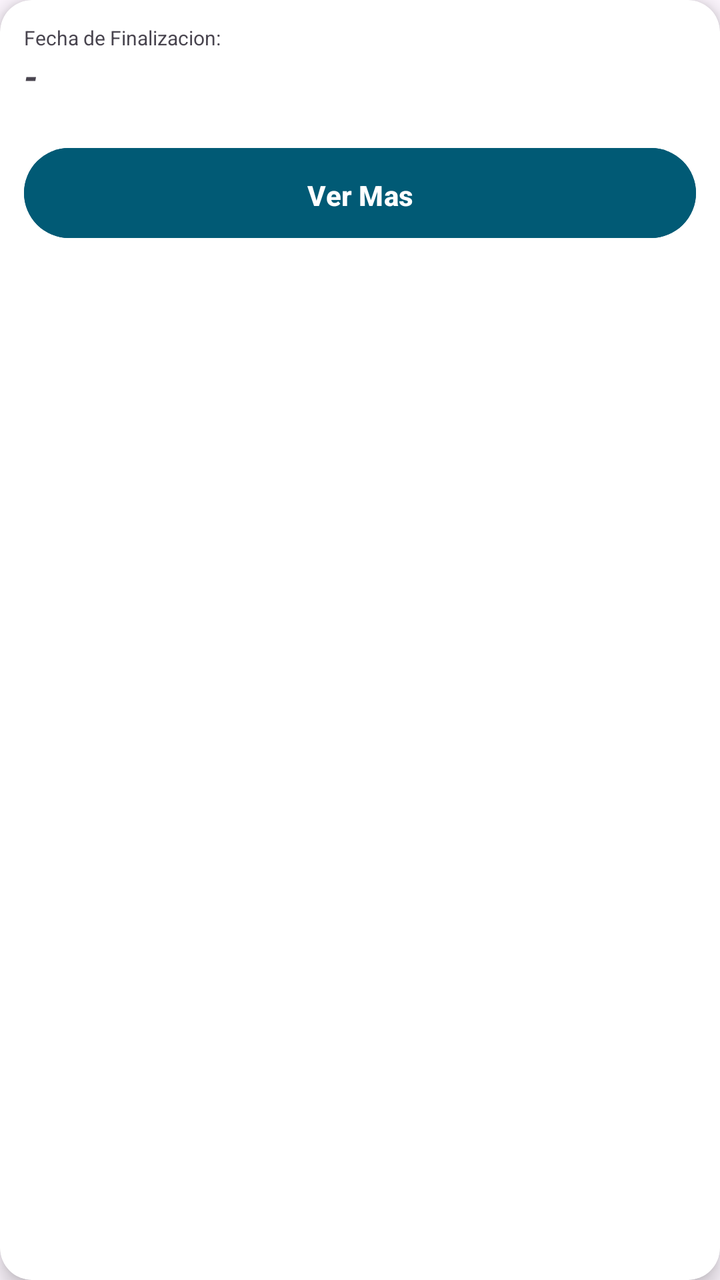
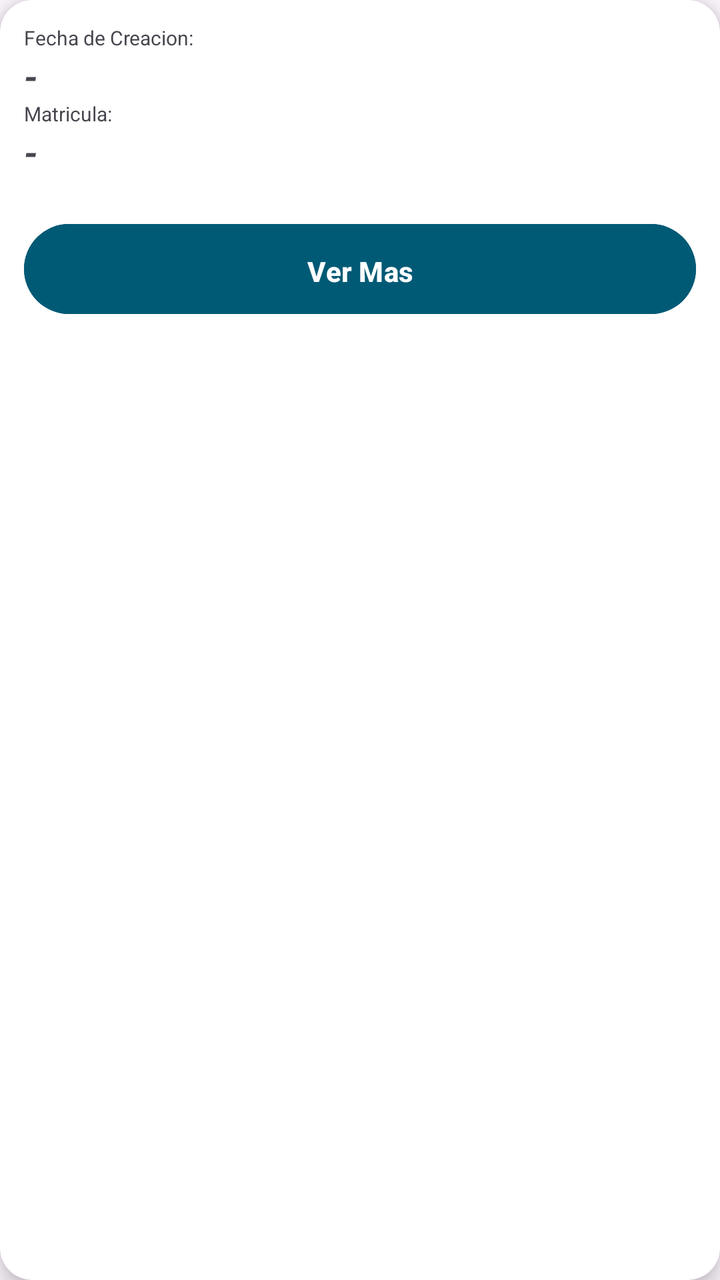

Two renders of the same Android screen: before a commit and after it. Below are the layout's source before the change and the commit's diff.
<!-- AndroidManifest.xml: application theme Theme.MobilesVC -->
<!-- res/layout/card_receta.xml -->
<?xml version="1.0" encoding="utf-8"?>
<androidx.cardview.widget.CardView xmlns:android="http://schemas.android.com/apk/res/android"
    xmlns:app="http://schemas.android.com/apk/res-auto"
    android:layout_width="match_parent"
    android:layout_height="wrap_content"
    android:layout_margin="8dp"
    app:cardBackgroundColor="@color/white"
    app:cardCornerRadius="16dp"
    app:cardElevation="6dp">

    <LinearLayout
        android:layout_width="match_parent"
        android:layout_height="149dp"
        android:orientation="vertical"
        android:padding="12dp">

        <TextView
            android:id="@+id/textView15"
            android:layout_width="match_parent"
            android:layout_height="wrap_content"
            android:text="Fecha de Finalizacion:"
            android:textSize="10sp" />

        <TextView
            android:id="@+id/vFechaCard"
            android:layout_width="wrap_content"
            android:layout_height="wrap_content"
            android:text="-"
            android:textSize="18sp"
            android:textStyle="bold|italic" />

        <Button
            android:id="@+id/vToReceta"
            android:layout_width="match_parent"
            android:layout_height="53dp"
            android:layout_marginTop="20dp"
            android:backgroundTint="#015A75"
            android:paddingVertical="14dp"
            android:text="Ver Mas"
            android:textStyle="bold"
            app:layout_constraintBottom_toBottomOf="parent"
            app:layout_constraintEnd_toEndOf="parent"
            app:layout_constraintHorizontal_bias="0.243"
            app:layout_constraintStart_toStartOf="parent"
            app:layout_constraintTop_toBottomOf="@+id/etClave" />

    </LinearLayout>

</androidx.cardview.widget.CardView>
<!-- resources referenced by this layout -->
<resources>
  <color name="white">#FFFFFFFF</color>
  <style name="Theme.MobilesVC" parent="Base.Theme.MobilesVC" />
  <style name="Base.Theme.MobilesVC" parent="Theme.Material3.DayNight.NoActionBar">
          
          
      </style>
</resources>

<!-- the commit's change to res/layout/card_receta.xml (unified diff, before → after) -->
@@ -10,7 +10,7 @@
 
     <LinearLayout
         android:layout_width="match_parent"
-        android:layout_height="149dp"
+        android:layout_height="175dp"
         android:orientation="vertical"
         android:padding="12dp">
 
@@ -18,11 +18,26 @@
             android:id="@+id/textView15"
             android:layout_width="match_parent"
             android:layout_height="wrap_content"
-            android:text="Fecha de Finalizacion:"
+            android:text="Fecha de Creacion:"
             android:textSize="10sp" />
 
         <TextView
             android:id="@+id/vFechaCard"
+            android:layout_width="wrap_content"
+            android:layout_height="wrap_content"
+            android:text="-"
+            android:textSize="18sp"
+            android:textStyle="bold|italic" />
+
+        <TextView
+            android:id="@+id/textView74"
+            android:layout_width="match_parent"
+            android:layout_height="wrap_content"
+            android:text="Matricula:"
+            android:textSize="10sp" />
+
+        <TextView
+            android:id="@+id/vMatriculaCard"
             android:layout_width="wrap_content"
             android:layout_height="wrap_content"
             android:text="-"
